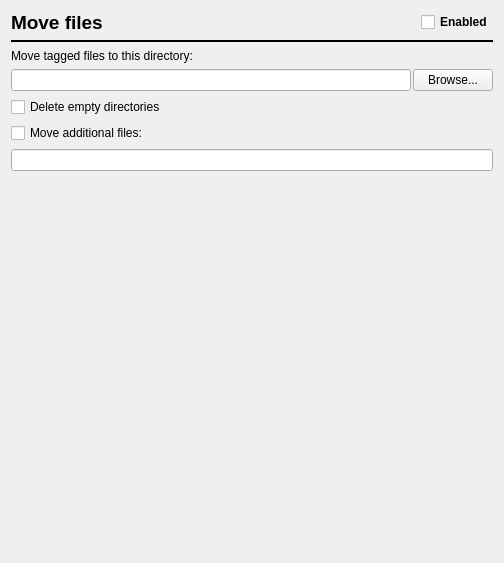
This is ui/options_moving.ui in metabrainz/picard as Qt 5 draws it before an edit. The edited form follows.
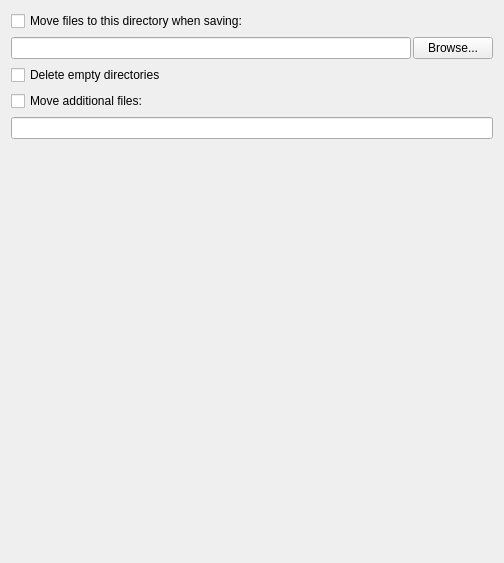
This is the edited form.

What changed in the file:
```diff
--- a/ui/options_moving.ui
+++ b/ui/options_moving.ui
@@ -10,7 +10,7 @@
    </rect>
   </property>
   <layout class="QGridLayout" >
-   <item row="10" column="0" >
+   <item row="8" column="0" >
     <spacer>
      <property name="orientation" >
       <enum>Qt::Vertical</enum>
@@ -23,77 +23,17 @@
      </property>
     </spacer>
    </item>
-   <item row="0" column="0" >
-    <layout class="QHBoxLayout" name="horizontalLayout" >
-     <item>
-      <widget class="QLabel" name="label" >
-       <property name="font" >
-        <font>
-         <pointsize>14</pointsize>
-         <weight>75</weight>
-         <bold>true</bold>
-        </font>
-       </property>
-       <property name="text" >
-        <string>Move files</string>
-       </property>
-      </widget>
-     </item>
-     <item>
-      <widget class="QCheckBox" name="move_files" >
-       <property name="sizePolicy" >
-        <sizepolicy vsizetype="Fixed" hsizetype="Fixed" >
-         <horstretch>0</horstretch>
-         <verstretch>0</verstretch>
-        </sizepolicy>
-       </property>
-       <property name="font" >
-        <font>
-         <weight>75</weight>
-         <bold>true</bold>
-        </font>
-       </property>
-       <property name="text" >
-        <string>Enabled</string>
-       </property>
-      </widget>
-     </item>
-    </layout>
-   </item>
-   <item row="1" column="0" >
-    <widget class="Line" name="line" >
-     <property name="frameShadow" >
-      <enum>QFrame::Plain</enum>
-     </property>
-     <property name="lineWidth" >
-      <number>2</number>
-     </property>
-     <property name="orientation" >
-      <enum>Qt::Horizontal</enum>
-     </property>
-    </widget>
-   </item>
-   <item row="7" column="0" >
+   <item row="5" column="0" >
     <widget class="QLineEdit" name="move_additional_files_pattern" />
    </item>
-   <item row="6" column="0" >
+   <item row="4" column="0" >
     <widget class="QCheckBox" name="move_additional_files" >
      <property name="text" >
       <string>Move additional files:</string>
      </property>
     </widget>
    </item>
-   <item row="3" column="0" >
-    <widget class="QLabel" name="label_2" >
-     <property name="text" >
-      <string>Move tagged files to this directory:</string>
-     </property>
-     <property name="buddy" >
-      <cstring>move_files_to_browse</cstring>
-     </property>
-    </widget>
-   </item>
-   <item row="4" column="0" >
+   <item row="2" column="0" >
     <layout class="QHBoxLayout" >
      <property name="spacing" >
       <number>2</number>
@@ -113,13 +53,26 @@
      </item>
     </layout>
    </item>
-   <item row="5" column="0" >
+   <item row="3" column="0" >
     <widget class="QCheckBox" name="delete_empty_dirs" >
      <property name="text" >
       <string>Delete empty directories</string>
      </property>
     </widget>
    </item>
+   <item row="1" column="0" >
+    <widget class="QCheckBox" name="move_files" >
+     <property name="sizePolicy" >
+      <sizepolicy vsizetype="Fixed" hsizetype="Fixed" >
+       <horstretch>0</horstretch>
+       <verstretch>0</verstretch>
+      </sizepolicy>
+     </property>
+     <property name="text" >
+      <string>Move files to this directory when saving:</string>
+     </property>
+    </widget>
+   </item>
   </layout>
  </widget>
  <resources/>
```
